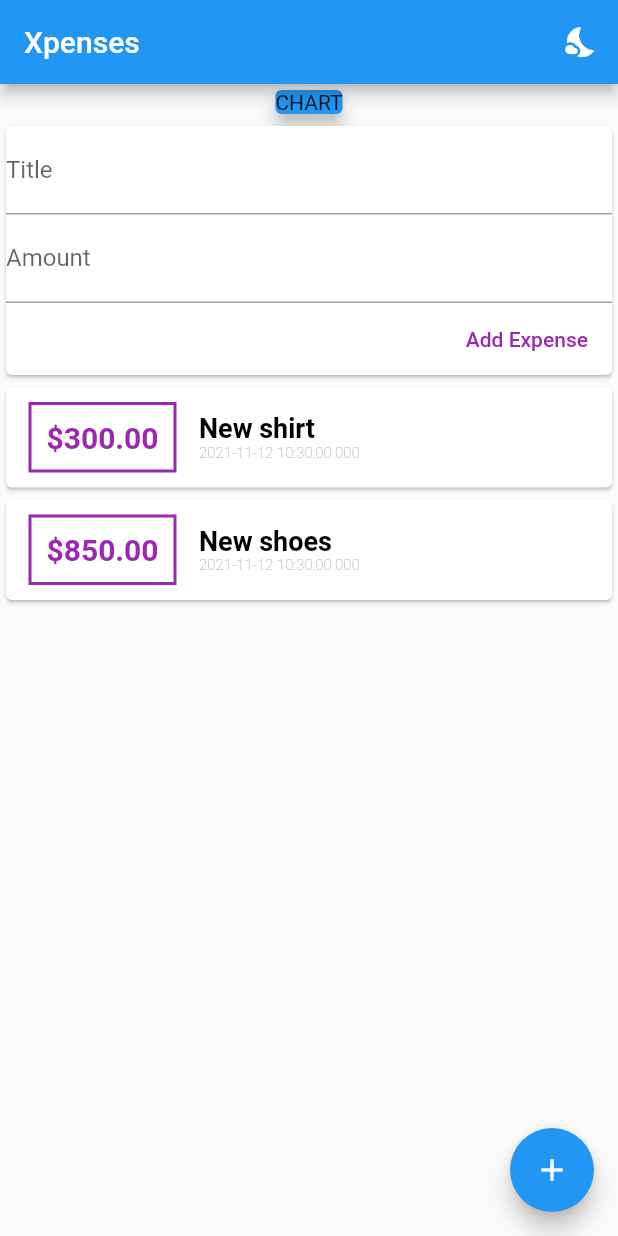
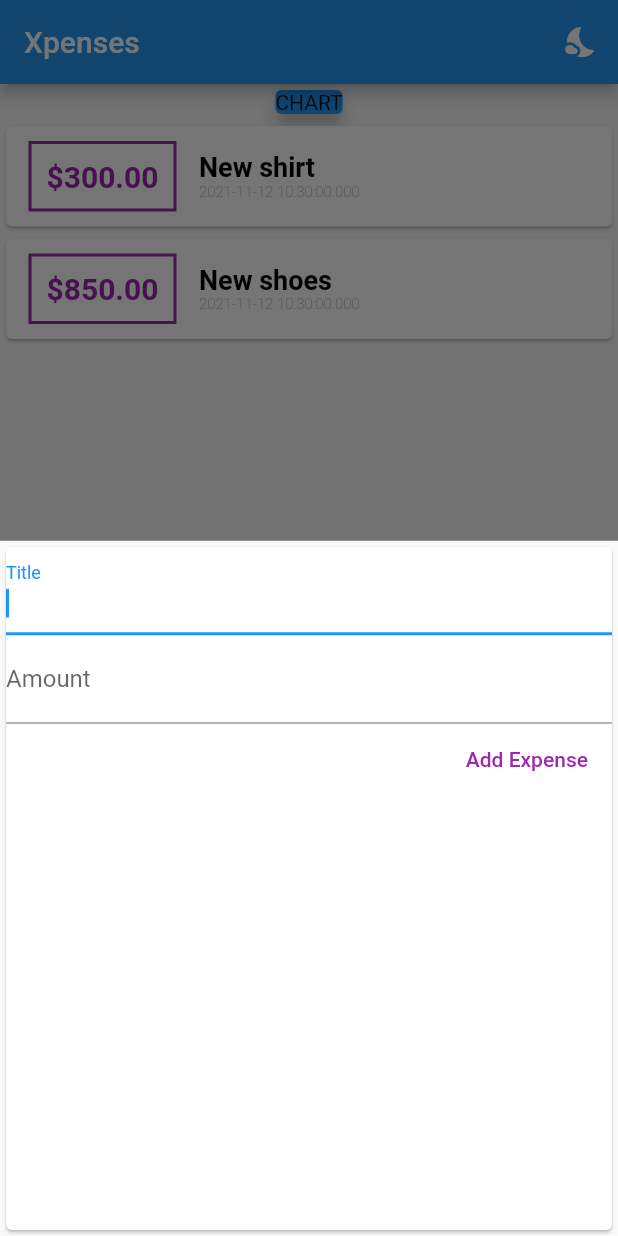
Before and after one commit to Dagi5/Xpenses, a Flutter app: the screen it shows after launch, after a tap on the "add" icon, on a phone screen of 412 x 824 dp. Run offline on Flutter 3.47's test engine with Material 2 defaults, Android fonts, the phone set to English and light mode, and no system bars.

Commit message:
fixed button
-made the add button work
-moved the expense list holder & new expense creator back to main.dart
-fixed a few issues with the add new expense method
-deleted redundant widget class (user_expense)
-changed the height of the expense l
list
-made new expense into a stateless widget
-

```diff
--- a/lib/main.dart
+++ b/lib/main.dart
@@ -1,7 +1,9 @@
 // ignore_for_file: prefer_const_constructors
 //TODO:clear out all print function when code is done with development and testing
 import 'package:flutter/material.dart';
-import 'widgets/user_expenses.dart';
+import 'widgets/expenses_list.dart';
+import 'widgets/new_expenses.dart';
+import 'models/expenses.dart';
 
 void main() => runApp(MyApp());
 
@@ -15,7 +17,58 @@ class MyApp extends StatelessWidget {
   }
 }
 
-class MyHomePage extends StatelessWidget {
+class MyHomePage extends StatefulWidget {
+  //shows new expance adding widget when add button is clicked
+  @override
+  State<MyHomePage> createState() => _MyHomePageState();
+}
+
+class _MyHomePageState extends State<MyHomePage> {
+//-----------------------------expence list holder------------------------------
+//TODO: let the user add expenses dynamicaly through the app
+
+  final List<Expenses> _userExpenses = [
+    Expenses(
+      id: "t1",
+      title: "New shirt",
+      amount: 300,
+      date: DateTime.now(),
+    ),
+    Expenses(
+      id: "t2",
+      title: "New shoes",
+      amount: 850,
+      date: DateTime.now(),
+    )
+  ];
+//--------------------------##-expence list holder-##---------------------------
+
+//-----------------------------new expence creater------------------------------
+  void _addNewExpense(String txTitle, double txAmount) {
+    final newEx = Expenses(
+      id: DateTime.now().toString(),
+      title: txTitle,
+      amount: txAmount,
+      date: DateTime.now(),
+    );
+
+    setState(() {
+      _userExpenses.add(newEx);
+    });
+  }
+//--------------------------##-new expence creater-##---------------------------
+
+//-----------------------------add new expense box------------------------------
+
+  void _startAddNewExpense(BuildContext ctx) {
+    showModalBottomSheet(
+        context: ctx,
+        builder: (_) {
+          return NewExpenses(_addNewExpense);
+        });
+  }
+//--------------------------##-add new expense box-##---------------------------
+
   @override
   Widget build(BuildContext context) {
     return Scaffold(
@@ -44,13 +97,15 @@ class MyHomePage extends StatelessWidget {
                 ),
               ),
               //--------------------------##-expence chart-##---------------------------------
-              UserExpenses(),
+              ExpensesList(_userExpenses),
             ]),
       ),
       //add expense button
       floatingActionButton: FloatingActionButton(
         child: Icon(Icons.add),
-        onPressed: () {},
+        onPressed: () {
+          _startAddNewExpense(context);
+        },
       ),
       floatingActionButtonLocation: FloatingActionButtonLocation.endFloat,
     );
--- a/lib/widgets/expenses_list.dart
+++ b/lib/widgets/expenses_list.dart
@@ -14,7 +14,7 @@ class ExpensesList extends StatelessWidget {
 //-----------------------------expence list-------------------------------------
 
         Container(
-      height: 450,
+      height: 700,
       child: ListView.builder(
         itemBuilder: (buildContext, index) {
           //TODO: decorate the card to look better
--- a/lib/widgets/new_expenses.dart
+++ b/lib/widgets/new_expenses.dart
@@ -1,16 +1,21 @@
 //this is where new expenses are acceped from the user
 import 'package:flutter/material.dart';
-import './user_expenses.dart';
 
-class NewExpenses extends StatelessWidget {
-  final titleController = TextEditingController();
-  final amountController = TextEditingController();
-
+class NewExpenses extends StatefulWidget {
   final Function addNewExpense;
 
   NewExpenses(this.addNewExpense);
 
-//will submit data to expense_list so list will be created
+  @override
+  State<NewExpenses> createState() => _NewExpensesState();
+}
+
+class _NewExpensesState extends State<NewExpenses> {
+//-----------------------------submit input data--------------------------------
+
+  final titleController = TextEditingController();
+  final amountController = TextEditingController();
+
   void submitData() {
     final String enteredTitle = titleController.text;
     final double enteredAmount = double.parse(amountController.text);
@@ -19,8 +24,10 @@ class NewExpenses extends StatelessWidget {
       return; //wont accept this conditions
     }
 
-    addNewExpense(enteredTitle, enteredAmount);
+    widget.addNewExpense(enteredTitle, enteredAmount);
+    Navigator.of(context).pop();
   }
+//--------------------------##-submit input data-##-----------------------------
 
   @override
   Widget build(BuildContext context) {
@@ -38,6 +45,7 @@ class NewExpenses extends StatelessWidget {
             ),
             controller: titleController,
             onSubmitted: (_) => submitData(),
+            autofocus: true,
           ),
           //FIXME: add logic to this so only numbers are accepted as amount
           TextField(
--- a/lib/widgets/user_expenses.dart
+++ /dev/null
@@ -1,55 +0,0 @@
-// this will hold both the expense list and expense adding form
-import 'package:flutter/material.dart';
-
-import './expenses_list.dart';
-import './new_expenses.dart';
-import '../models/expenses.dart';
-
-class UserExpenses extends StatefulWidget {
-  @override
-  _UserExpensesState createState() => _UserExpensesState();
-}
-
-class _UserExpensesState extends State<UserExpenses> {
-//-----------------------------expence list holder------------------------------
-//TODO: let the user add expenses dynamicaly through the app
-
-  final List<Expenses> _userExpenses = [
-    Expenses(
-      id: "t1",
-      title: "New shirt",
-      amount: 300,
-      date: DateTime.now(),
-    ),
-    Expenses(
-      id: "t2",
-      title: "New shoes",
-      amount: 850,
-      date: DateTime.now(),
-    )
-  ];
-//--------------------------##-expence list holder-##---------------------------
-
-//-----------------------------new expence creater------------------------------
-  void _addNewExpense(String txTitle, double txAmount) {
-    final newEx = Expenses(
-      id: DateTime.now().toString(),
-      title: txTitle,
-      amount: txAmount,
-      date: DateTime.now(),
-    );
-
-    setState(() {
-      _userExpenses.add(newEx);
-    });
-  }
-//--------------------------##-new expence creater-##---------------------------
-
-  @override
-  Widget build(BuildContext context) {
-    return Column(children: <Widget>[
-      NewExpenses(_addNewExpense),
-      ExpensesList(_userExpenses),
-    ]);
-  }
-}
```
